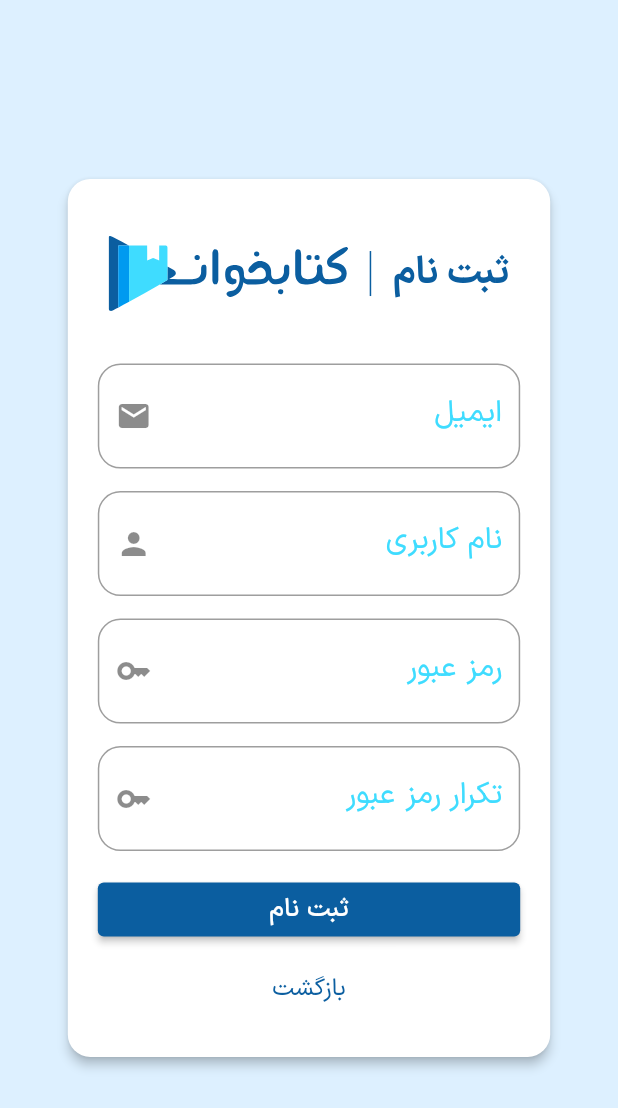
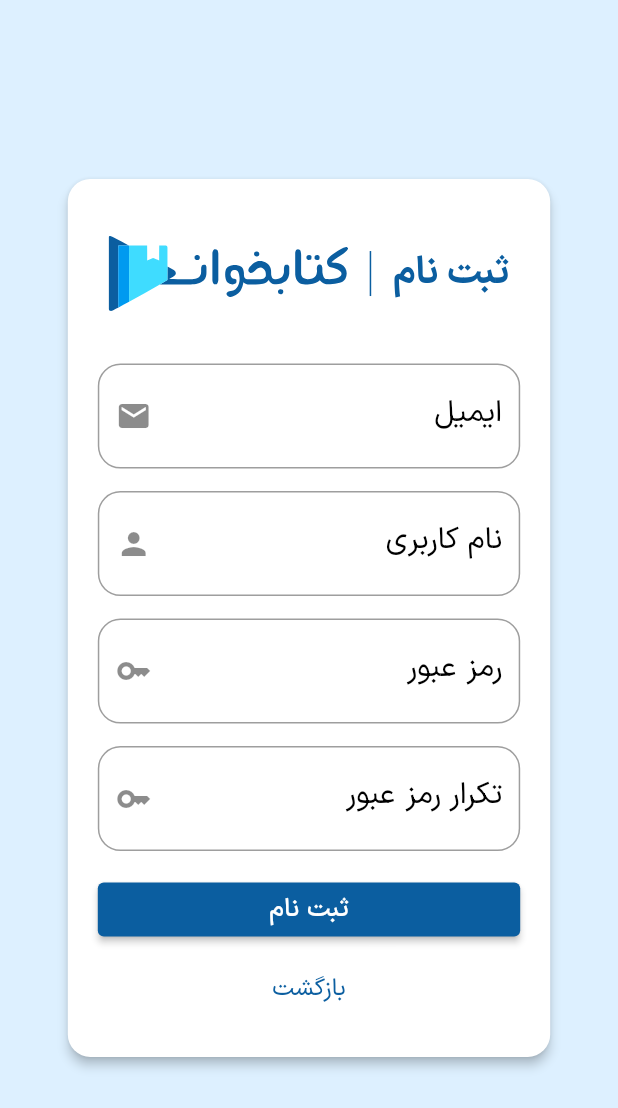
Before and after one commit to amirhoseinghf/ketabkhan, a Flutter app: the RegisterScreen screen opened by its route, on a phone screen of 412 x 824 dp. Shown: the top 1108 px of the screen. Run offline on Flutter 3.47's test engine with Material 2 defaults, Android fonts, the light colour scheme and no system bars; our stand-ins replace flutter_rating_bar, flutter_svg, image_picker; network calls fail.

Commit message:
MinorChanges
Some minor theming changes.

```diff
--- a/lib/screens/profileedit_screen.dart
+++ b/lib/screens/profileedit_screen.dart
@@ -144,6 +144,7 @@ class _ProfileEditScreenState extends State<ProfileEditScreen> {
                   TextFormField(
                     decoration: InputDecoration(
                         label: const Text("نام"),
+                        labelStyle: Theme.of(context).textTheme.headlineSmall,
                         border: OutlineInputBorder(
                             borderRadius: BorderRadius.circular(15))),
                     style: Theme.of(context).textTheme.headlineSmall,
@@ -163,6 +164,7 @@ class _ProfileEditScreenState extends State<ProfileEditScreen> {
                   TextFormField(
                     decoration: InputDecoration(
                         label: const Text("نام خانوادگی"),
+                        labelStyle: Theme.of(context).textTheme.headlineSmall,
                         border: OutlineInputBorder(
                             borderRadius: BorderRadius.circular(15))),
                     style: Theme.of(context).textTheme.headlineSmall,
@@ -189,9 +191,8 @@ class _ProfileEditScreenState extends State<ProfileEditScreen> {
                             if (formKey.currentState.validate()) {
                               await Socket.connect("10.0.2.2", 2424)
                                   .then((socket) {
-                                var userInfo = widget.user.toJson();
+                                // var userInfo = widget.user.toJson();
                                 var userInfoString = jsonEncode(widget.user,);
-                                // userInfo = jsonEncode(object)
                                 socket.write("save_info\n${userInfoString}\u0000");
                                 socket.listen((event) {
                                   print(event);
--- a/lib/screens/register_screen.dart
+++ b/lib/screens/register_screen.dart
@@ -85,7 +85,7 @@ class _RegisterScreenState extends State<RegisterScreen> {
                                     TextFormField(
                                       decoration: InputDecoration(
                                           label: const Text("ایمیل"),
-                                          labelStyle: const TextStyle(fontSize: 20),
+                                          labelStyle: Theme.of(context).textTheme.headlineSmall,
                                           border: OutlineInputBorder(
                                               borderRadius: BorderRadius.circular(15)),
                                           suffixIcon: const Icon(Icons.mail)),
@@ -111,7 +111,7 @@ class _RegisterScreenState extends State<RegisterScreen> {
                                     TextFormField(
                                       decoration: InputDecoration(
                                           label: const Text("نام کاربری"),
-                                          labelStyle: const TextStyle(fontSize: 20),
+                                          labelStyle: Theme.of(context).textTheme.headlineSmall,
                                           border: OutlineInputBorder(
                                               borderRadius: BorderRadius.circular(15)),
                                           suffixIcon: const Icon(Icons.person)),
@@ -130,7 +130,7 @@ class _RegisterScreenState extends State<RegisterScreen> {
                                       obscureText: true,
                                       decoration: InputDecoration(
                                           label: const Text("رمز عبور"),
-                                          labelStyle: const TextStyle(fontSize: 20),
+                                          labelStyle: Theme.of(context).textTheme.headlineSmall,
                                           border: OutlineInputBorder(
                                               borderRadius: BorderRadius.circular(15)),
                                           suffixIcon: const Icon(Icons.key)),
@@ -155,7 +155,7 @@ class _RegisterScreenState extends State<RegisterScreen> {
                                       obscureText: true,
                                       decoration: InputDecoration(
                                           label: const Text("تکرار رمز عبور"),
-                                          labelStyle: const TextStyle(fontSize: 20),
+                                          labelStyle: Theme.of(context).textTheme.headlineSmall,
                                           border: OutlineInputBorder(
                                               borderRadius: BorderRadius.circular(15)),
                                           suffixIcon: const Icon(Icons.key)),
```
